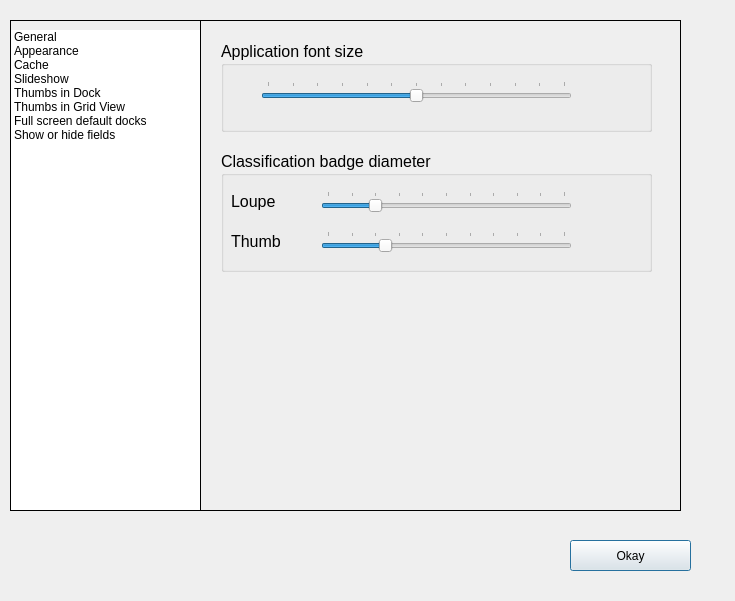
First picture: the form in Dialogs/prefdlg.ui, repository towhee/Winnow64, before the edit.
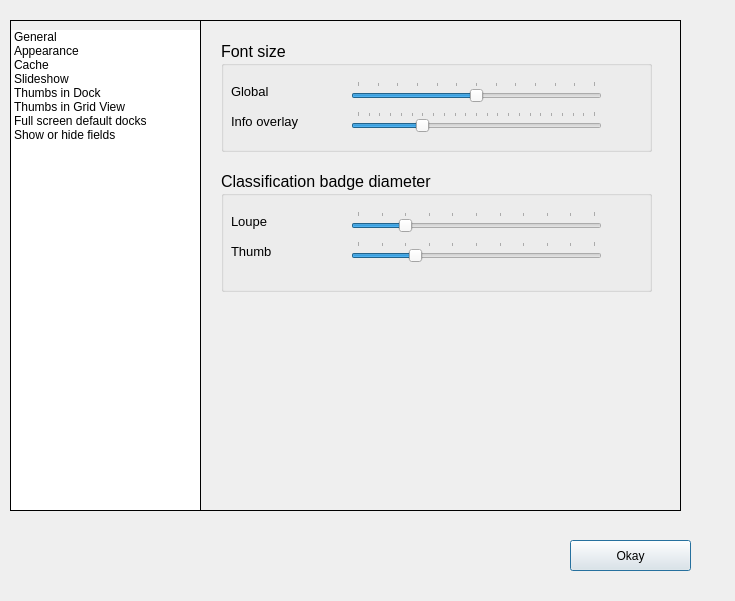
Second picture: the form after the edit. The open tabs and pages were chosen to show the change.

Patch:
```diff
--- a/Dialogs/prefdlg.ui
+++ b/Dialogs/prefdlg.ui
@@ -199,18 +199,18 @@
        <x>20</x>
        <y>20</y>
        <width>431</width>
-       <height>91</height>
+       <height>111</height>
       </rect>
      </property>
      <property name="title">
-      <string>Application font size</string>
+      <string>Font size</string>
      </property>
      <widget class="QSlider" name="globalFontSizeSlider">
       <property name="geometry">
        <rect>
-        <x>40</x>
+        <x>130</x>
         <y>40</y>
-        <width>311</width>
+        <width>251</width>
         <height>22</height>
        </rect>
       </property>
@@ -242,14 +242,103 @@
      <widget class="QLabel" name="globalFontSizeLbl">
       <property name="geometry">
        <rect>
-        <x>360</x>
-        <y>30</y>
-        <width>55</width>
-        <height>31</height>
+        <x>385</x>
+        <y>40</y>
+        <width>41</width>
+        <height>20</height>
        </rect>
       </property>
       <property name="text">
        <string/>
+      </property>
+      <property name="buddy">
+       <cstring>globalFontSizeSlider</cstring>
+      </property>
+     </widget>
+     <widget class="QSlider" name="infoFontSizeSlider">
+      <property name="geometry">
+       <rect>
+        <x>130</x>
+        <y>70</y>
+        <width>251</width>
+        <height>22</height>
+       </rect>
+      </property>
+      <property name="toolTip">
+       <string>&lt;html&gt;&lt;head/&gt;&lt;body&gt;&lt;p&gt;Changes the global font. The font size in the thumbnails for the file name is controlled independently in &amp;quot;Thumbs in Dock&amp;quot; and &amp;quot;Thumbs in Grid View&amp;quot;.&lt;/p&gt;&lt;/body&gt;&lt;/html&gt;</string>
+      </property>
+      <property name="minimum">
+       <number>8</number>
+      </property>
+      <property name="maximum">
+       <number>30</number>
+      </property>
+      <property name="pageStep">
+       <number>1</number>
+      </property>
+      <property name="value">
+       <number>14</number>
+      </property>
+      <property name="orientation">
+       <enum>Qt::Horizontal</enum>
+      </property>
+      <property name="tickPosition">
+       <enum>QSlider::TicksAbove</enum>
+      </property>
+      <property name="tickInterval">
+       <number>1</number>
+      </property>
+     </widget>
+     <widget class="QLabel" name="label_21">
+      <property name="geometry">
+       <rect>
+        <x>10</x>
+        <y>40</y>
+        <width>81</width>
+        <height>20</height>
+       </rect>
+      </property>
+      <property name="font">
+       <font>
+        <pointsize>10</pointsize>
+       </font>
+      </property>
+      <property name="text">
+       <string>Global</string>
+      </property>
+     </widget>
+     <widget class="QLabel" name="label_22">
+      <property name="geometry">
+       <rect>
+        <x>10</x>
+        <y>70</y>
+        <width>111</width>
+        <height>20</height>
+       </rect>
+      </property>
+      <property name="font">
+       <font>
+        <pointsize>10</pointsize>
+       </font>
+      </property>
+      <property name="text">
+       <string>Info overlay</string>
+      </property>
+     </widget>
+     <widget class="QLabel" name="infoFontSizeLbl">
+      <property name="geometry">
+       <rect>
+        <x>385</x>
+        <y>70</y>
+        <width>41</width>
+        <height>20</height>
+       </rect>
+      </property>
+      <property name="text">
+       <string/>
+      </property>
+      <property name="buddy">
+       <cstring>infoFontSizeSlider</cstring>
       </property>
      </widget>
     </widget>
@@ -257,7 +346,7 @@
      <property name="geometry">
       <rect>
        <x>20</x>
-       <y>130</y>
+       <y>150</y>
        <width>431</width>
        <height>121</height>
       </rect>
@@ -268,7 +357,7 @@
      <widget class="QSlider" name="classificationBadgeImageDiamSlider">
       <property name="geometry">
        <rect>
-        <x>100</x>
+        <x>130</x>
         <y>40</y>
         <width>251</width>
         <height>22</height>
@@ -302,10 +391,10 @@
      <widget class="QLabel" name="classificationBadgeImageDiamLbl">
       <property name="geometry">
        <rect>
-        <x>360</x>
-        <y>30</y>
-        <width>55</width>
-        <height>31</height>
+        <x>385</x>
+        <y>40</y>
+        <width>41</width>
+        <height>20</height>
        </rect>
       </property>
       <property name="text">
@@ -321,6 +410,11 @@
         <height>20</height>
        </rect>
       </property>
+      <property name="font">
+       <font>
+        <pointsize>10</pointsize>
+       </font>
+      </property>
       <property name="text">
        <string>Loupe</string>
       </property>
@@ -329,11 +423,16 @@
       <property name="geometry">
        <rect>
         <x>10</x>
-        <y>80</y>
+        <y>70</y>
         <width>81</width>
         <height>20</height>
        </rect>
       </property>
+      <property name="font">
+       <font>
+        <pointsize>10</pointsize>
+       </font>
+      </property>
       <property name="text">
        <string>Thumb</string>
       </property>
@@ -341,10 +440,10 @@
      <widget class="QLabel" name="classificationBadgeThumbDiamLbl">
       <property name="geometry">
        <rect>
-        <x>360</x>
+        <x>385</x>
         <y>70</y>
-        <width>55</width>
-        <height>31</height>
+        <width>41</width>
+        <height>20</height>
        </rect>
       </property>
       <property name="text">
@@ -354,8 +453,8 @@
      <widget class="QSlider" name="classificationBadgeThumbDiamSlider">
       <property name="geometry">
        <rect>
-        <x>100</x>
-        <y>80</y>
+        <x>130</x>
+        <y>70</y>
         <width>251</width>
         <height>22</height>
        </rect>
```
Left out of the diff: 12 changed lines with no effect on the pictures.
